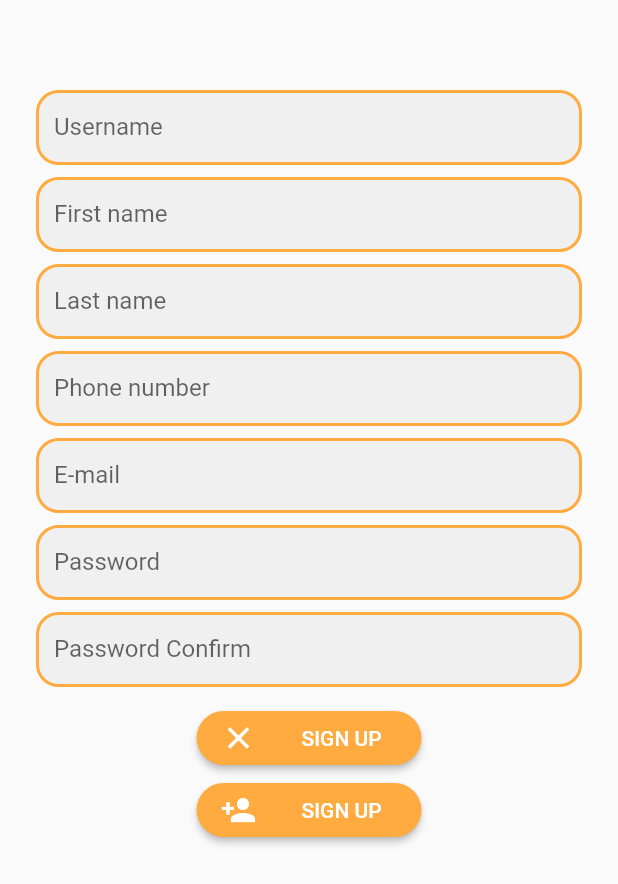
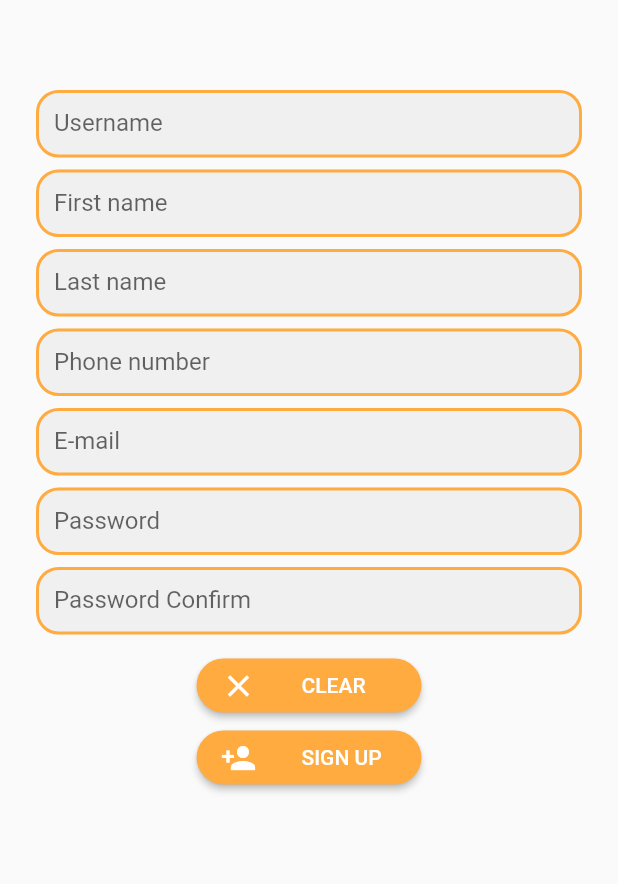
Before and after one commit to sklationd/MADCAMP_PJ4_Client, a Flutter app: the screen it shows after launch, after a tap on "SIGN UP", on a phone screen of 412 x 824 dp. Shown: the top 884 px of the screen. Run offline on Flutter 3.47's test engine with Material 2 defaults, Android fonts, the phone set to English and light mode, and no system bars; our stand-ins replace flutter_html, image_picker, shared_preferences; network calls fail.

Commit message:
final version YES

```diff
--- a/lib/contentsview.dart
+++ b/lib/contentsview.dart
@@ -9,7 +9,8 @@ class ContentsView extends StatelessWidget {
     return MaterialApp(
       title: 'Startup Name Generator',
       theme: ThemeData(
-        primaryColor: Colors.orangeAccent,
+        primaryColor: Colors.white,
+
       ),
       home: StudentNotice(),
     );
@@ -66,6 +67,7 @@ class StudentNoticeState extends State<StudentNotice> with AutomaticKeepAliveCli
     return new Scaffold(
       appBar: new AppBar(
         title: new Text("학생 공지사항"),
+        centerTitle: true,
         actions: <Widget>[
           IconButton(icon: Icon(Icons.bookmark_border), onPressed: _pushSaved),
         ],
--- a/lib/contentview.dart
+++ b/lib/contentview.dart
@@ -26,6 +26,7 @@ class ContentView extends StatelessWidget {
     return new Scaffold(
       appBar: new AppBar(
         title: new Text("자세히보기"),
+        centerTitle: true,
       ),
       body: new Center(
           child: SingleChildScrollView(
--- a/lib/login.dart
+++ b/lib/login.dart
@@ -25,13 +25,9 @@ class _LoginPageState extends State<LoginPage> {
           padding: EdgeInsets.symmetric(horizontal: 24.0),
           children: <Widget>[
             SizedBox(height: 80.0),
-            Column(
-              children: <Widget>[
-                SizedBox(height: 16.0),
-                Text('Hello'),
-              ],
-            ),
-            SizedBox(height: 120.0),
+            SizedBox(height: 150.0,
+            child: Center(child: Image.asset('assets/cuteBird.png'))),
+            SizedBox(height: 40.0),
             TextField(
               focusNode: _idFocus,
               controller: _usernameController,
--- a/lib/main.dart
+++ b/lib/main.dart
@@ -143,6 +143,7 @@ class MainState extends State<Main>{
                         onTap: () {
                           showAlertDialog(context, () {
                             print("logout cancel");
+                            Navigator.pop(context);
                           }, () {
                             SharedPreferences.getInstance().then((sf) {
                               sf.clear();
--- a/lib/register.dart
+++ b/lib/register.dart
@@ -5,8 +5,6 @@ import 'dart:async';
 
 import 'package:kaistal/main.dart';
 import 'package:kaistal/dialog.dart';
-import 'package:image_picker/image_picker.dart';
-import 'dart:io';
 import 'package:kaistal/profileimageview.dart';
 
 class RegisterPage extends StatefulWidget {
@@ -39,7 +37,7 @@ class _RegisterPageState extends State<RegisterPage> {
           children: <Widget>[
             SizedBox(height: 60.0),
             SizedBox(
-              height: 50,
+              height: 45,
               child: TextField(
                 focusNode: _idFocus,
                 controller: _usernameController,
@@ -69,7 +67,7 @@ class _RegisterPageState extends State<RegisterPage> {
             ),
             SizedBox(height: 8.0),
             SizedBox(
-              height: 50,
+              height:45,
               child: TextField(
                 focusNode: _fstFocus,
                 controller: _firstnameController,
@@ -99,7 +97,7 @@ class _RegisterPageState extends State<RegisterPage> {
             ),
             SizedBox(height: 8.0),
             SizedBox(
-              height: 50,
+              height: 45,
               child: TextField(
                 focusNode: _lastFocus,
                 controller: _lastnameController,
@@ -129,7 +127,7 @@ class _RegisterPageState extends State<RegisterPage> {
             ),
             SizedBox(height: 8.0),
             SizedBox(
-              height: 50,
+              height: 45,
               child: TextField(
                 focusNode: _phoneFocus,
                 controller: _phoneController,
@@ -159,7 +157,7 @@ class _RegisterPageState extends State<RegisterPage> {
             ),
             SizedBox(height: 8.0),
             SizedBox(
-              height: 50,
+              height: 45,
               child: TextField(
                 focusNode: _emailFocus,
                 controller: _emailController,
@@ -189,7 +187,7 @@ class _RegisterPageState extends State<RegisterPage> {
             ),
             SizedBox(height: 8.0),
             SizedBox(
-              height: 50,
+              height: 45,
               child: TextField(
                 focusNode: _pwFocus,
                 controller: _passwordController,
@@ -221,7 +219,7 @@ class _RegisterPageState extends State<RegisterPage> {
             ),
             SizedBox(height: 8.0),
             SizedBox(
-              height: 50,
+              height: 45,
               child: TextField(
                 focusNode: _pwcfFocus,
                 controller: _passwordConfirmationController,
@@ -242,10 +240,7 @@ class _RegisterPageState extends State<RegisterPage> {
                     ),
                     filled: true,
                     labelText: 'Password Confirm',
-                    errorText: (_passwordConfirmationController.text !=
-                            _passwordController.text)
-                        ? "Password Confirmation does not matched"
-                        : null),
+                ),
                 obscureText: true,
                 // 가려짐
                 textInputAction: TextInputAction.done,
@@ -283,7 +278,7 @@ class _RegisterPageState extends State<RegisterPage> {
                           Icon(Icons.clear, color: Colors.white),
                           SizedBox(width: 30),
                           Text(
-                            'SIGN UP',
+                            'CLEAR',
                             style: TextStyle(color: Colors.white),
                           ),
                         ],
@@ -368,13 +363,8 @@ class _RegisterPageState extends State<RegisterPage> {
     bool result = await registerSession.getData();
     if (result) {
       // Register Success
-      Login loginSession = new Login(username, password);
-      String token = await loginSession.getData();
-      assert(token != null);
+      await _login(context, username, password);
       SharedPreferences prefs = await SharedPreferences.getInstance();
-      prefs.setString("token", token);
-      prefs.setString("username", username);
-      prefs.setString("password", password);
       prefs.setString("phone", phone);
       prefs.setString("name", firstname + ' ' + lastname);
       prefs.setString("email", email);
@@ -387,7 +377,6 @@ class _RegisterPageState extends State<RegisterPage> {
     showAlertDialog(context, () {
       ///set profile image to default
       Navigator.pop(context);
-      Navigator.pop(context);
       Navigator.pushReplacement(
         context,
         MaterialPageRoute(
@@ -396,12 +385,27 @@ class _RegisterPageState extends State<RegisterPage> {
       );
     }, () {
       Navigator.pop(context);
-      Navigator.pushReplacement(
+      Navigator.push(
         context,
         MaterialPageRoute(
-          builder: (context) => ProfileImage(),
+          builder: (context) => ProfileImageView(),
         ),
       );
     }, "프로필 사진 등록", "프로필 사진을 등록하시겠습니까?");
   }
+
+  Future<bool> _login(
+      BuildContext context, String username, String password) async {
+    Login loginSession = new Login(username, password);
+    String token = await loginSession.getData();
+    if (token != null) {
+      // Login Success
+      SharedPreferences prefs = await SharedPreferences.getInstance();
+      prefs.setString("token", token);
+      prefs.setString("username", username);
+      prefs.setString("password", password);
+      return true;
+    } else
+      return false;
+  }
 }
```
Also changed, not shown: lib/friends.dart (+6 -6 lines), lib/profileimageview.dart (+9 -2 lines), pubspec.yaml (+6 -1 lines), assets/defaultProfilePic.jpg (added), icon/icon.png (added), pubspec.lock.
